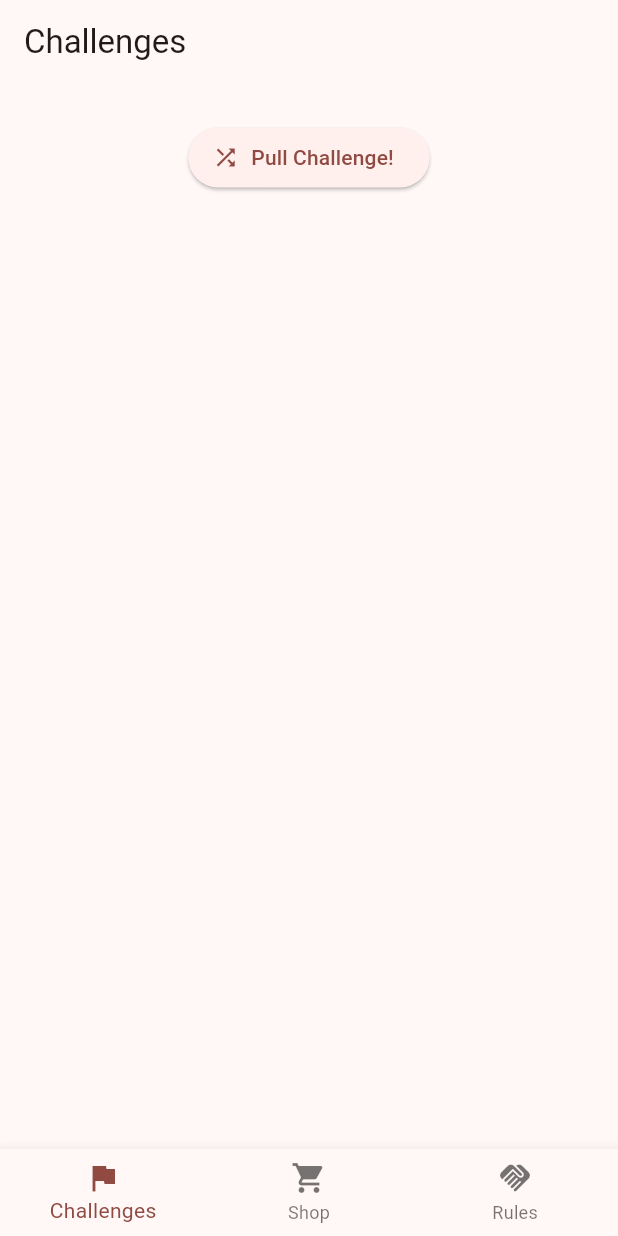
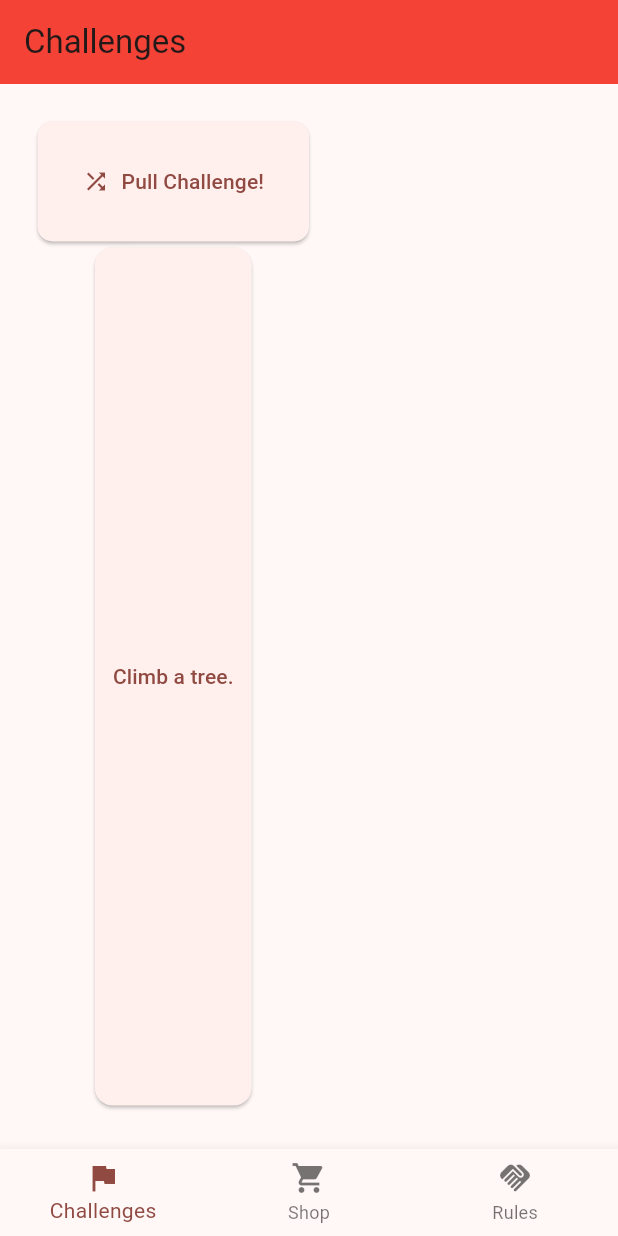
Before and after one commit to velix2/tag_lag, a Flutter app: the screen it shows after launch, on a phone screen of 412 x 824 dp. Run offline on Flutter 3.47's test engine with Material 2 defaults, Android fonts, the phone set to English and light mode, and no system bars.

```diff
--- a/lib/main.dart
+++ b/lib/main.dart
@@ -1,6 +1,8 @@
 import 'package:flutter/material.dart';
 import 'dart:convert';
 import 'package:flutter/services.dart';
+import 'package:provider/provider.dart';
+import 'dart:math';
 
 void main() {
   runApp(const TagLag());
@@ -11,8 +13,10 @@ class TagLag extends StatelessWidget {
 
   @override
   Widget build(BuildContext context) {
-    return MaterialApp(
-      // Hide the debug banner
+
+    return ChangeNotifierProvider(
+      create: (context) => TagLagState(),
+      child: MaterialApp(
         debugShowCheckedModeBanner: false,
         title: 'Tag Lag',
         theme: ThemeData(
@@ -24,7 +28,20 @@ class TagLag extends StatelessWidget {
         // themeMode: ThemeMode.dark,
 
         home: const MainPage(),
+      )
     );
+  }
+}
+
+class TagLagState extends ChangeNotifier {
+  List challenges = [];
+  int currentChallengeIndex = 0;
+
+  void shuffleChallenges() {
+    final _random = new Random();
+    currentChallengeIndex = _random.nextInt(challenges.length);
+    print("TESTTESTTEST");
+    print(currentChallengeIndex);
   }
 }
 
@@ -87,54 +104,81 @@ class ChallengesPage extends StatefulWidget {
 
 class _ChallengesPageState extends State<ChallengesPage> {
   // ignore: unused_field
-  List _items = [];
+  List challengesList = [];
 
   // Fetch content from the json file
-  Future<void> readJson() async {
+  Future<void> readChallenges() async {
     final String response =
         await rootBundle.loadString('assets/challenges.json');
     final data = await json.decode(response);
     setState(() {
-      _items = data["challenges"]..shuffle();
+      challengesList = data["challenges"];
     });
   }
 
   @override
+  void initState() {
+    super.initState();
+    // Call the readJson method when the app starts
+    readChallenges();
+  }
+
+  @override
   Widget build(BuildContext context) {
+    var appState = context.watch<TagLagState>();
+    appState.challenges = challengesList;
+    var currentChallengeIndex = appState.currentChallengeIndex;
     return Scaffold(
         appBar: AppBar(
           title: const Text("Challenges"),
+          backgroundColor: Colors.red,
         ),
         body: Padding(
             padding: const EdgeInsets.all(25),
             child: Column(
+              mainAxisAlignment: MainAxisAlignment.spaceBetween,
               children: [
-                ElevatedButton.icon(
-                    onPressed: readJson,
+                ConstrainedBox(
+                  constraints: BoxConstraints(),
+                  child: ElevatedButton.icon(
+                      onPressed: appState.shuffleChallenges,
                       icon: const Icon(Icons.shuffle),
+                      style: ButtonStyle(
+                          shape:
+                              MaterialStateProperty.all<RoundedRectangleBorder>(
+                                  RoundedRectangleBorder(
+                                      borderRadius: BorderRadius.circular(10))),
+                          padding: MaterialStateProperty.all<EdgeInsets>(
+                              const EdgeInsets.all(30))),
                       label: const Text("Pull Challenge!")),
-                _items.isNotEmpty
+                ),
+                appState.challenges.isNotEmpty
                     ? Expanded(
-                        child: ElevatedButton(
+                        child: Card(
+                            child: TextButton(
                         onPressed: () => showDialog(
                             context: context,
                             builder: (BuildContext context) => AlertDialog(
-                                  title: Text(_items.first["header"]),
-                                  content: Text(_items.first["text"]),
+                                  title: Text(appState.challenges.elementAt(appState.currentChallengeIndex)["header"]),
+                                  content: Text(appState.challenges.elementAt(appState.currentChallengeIndex)["text"]),
                                   actions: [
                                     IconButton(
                                         onPressed: () {},
                                         icon: const Icon(Icons.check))
                                   ],
-                                )),
-                        child: Text(_items.first["header"]),
-                      ))
+                                )
+                              ),
+                        child: Text(appState.challenges.elementAt(appState.currentChallengeIndex)["header"]),
+                            )
+                        )
+                    )
                     : Container()
               ],
-            )));
+            )
+        )
+    );
   }
 }
-
 class ShopPage extends StatelessWidget {
   const ShopPage({super.key});
 
@@ -143,6 +187,7 @@ class ShopPage extends StatelessWidget {
     return Scaffold(
       appBar: AppBar(
         title: const Text("Shop"),
+        backgroundColor: Colors.red,
       ),
     );
   }
@@ -156,14 +201,14 @@ class RulePage extends StatefulWidget {
 }
 
 class _RulePageState extends State<RulePage> {
-  List _items = [];
+  List ruleList = [];
 
   // Fetch content from the json file
-  Future<void> readJson() async {
+  Future<void> readRules() async {
     final String response = await rootBundle.loadString('assets/rules.json');
     final data = await json.decode(response);
     setState(() {
-      _items = data["rules"];
+      ruleList = data["rules"];
     });
   }
 
@@ -171,7 +216,7 @@ class _RulePageState extends State<RulePage> {
   void initState() {
     super.initState();
     // Call the readJson method when the app starts
-    readJson();
+    readRules();
   }
 
   // Just experimented with the app bar a bit, can be removed. :)S
@@ -185,16 +230,17 @@ class _RulePageState extends State<RulePage> {
     return Scaffold(
       appBar: AppBar(
         title: const Text("Tag Lag"),
+        backgroundColor: Colors.red,
       ),
       body: Padding(
-        padding: const EdgeInsets.all(12),
+        padding: const EdgeInsets.all(15),
         child: Column(
           children: [
             // Display the data loaded from sample.json
-            _items.isNotEmpty
+            ruleList.isNotEmpty
                 ? Expanded(
                     child: ListView.builder(
-                      itemCount: _items.length,
+                      itemCount: ruleList.length,
                       itemBuilder: (context, index) {
                         /*
                         return Card(
@@ -210,7 +256,7 @@ class _RulePageState extends State<RulePage> {
 
                         return Card(
                           color: Theme.of(context).cardColor,
-                          margin: const EdgeInsets.all(8),
+                          margin: const EdgeInsets.all(10),
                           child: Padding(
                             padding: const EdgeInsets.all(10.0),
                             child: Theme(
@@ -219,10 +265,10 @@ class _RulePageState extends State<RulePage> {
                               ),
                               child: ExpansionTile(
                                 title: Text(
-                                  _items[index]["rule"],
+                                  ruleList[index]["rule"],
                                 ),
                                 leading: Text(
-                                  _items[index]["id"] + ".",
+                                  ruleList[index]["id"] + ".",
                                   textScaleFactor: 2,
                                   style: TextStyle(
                                       fontWeight: FontWeight.bold,
@@ -234,7 +280,7 @@ class _RulePageState extends State<RulePage> {
                                   Padding(
                                     padding: const EdgeInsets.all(8.0),
                                     child: Text(
-                                      _items[index]["explanation"],
+                                      ruleList[index]["explanation"],
                                       style: TextStyle(
                                           color: Theme.of(context).hintColor),
                                     ),
```
Lines whose indentation alone changed are shown as unchanged.
